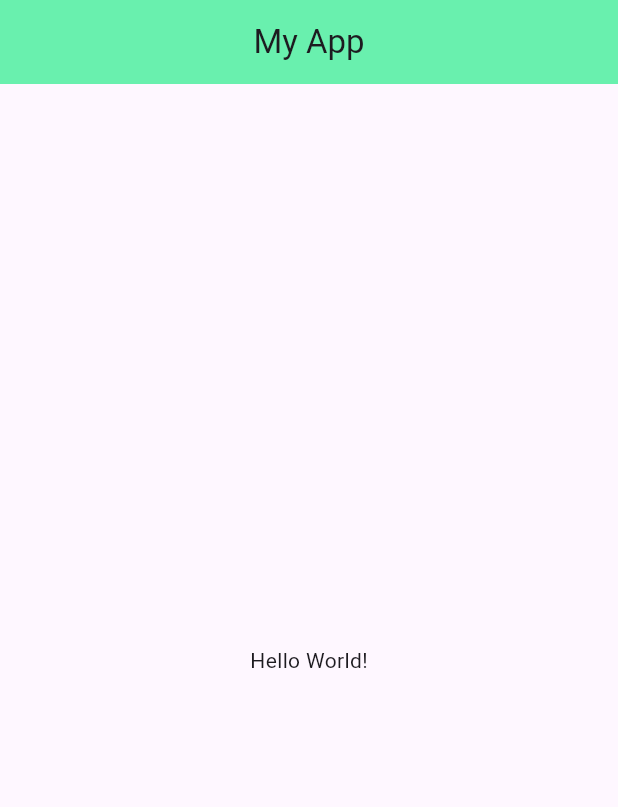
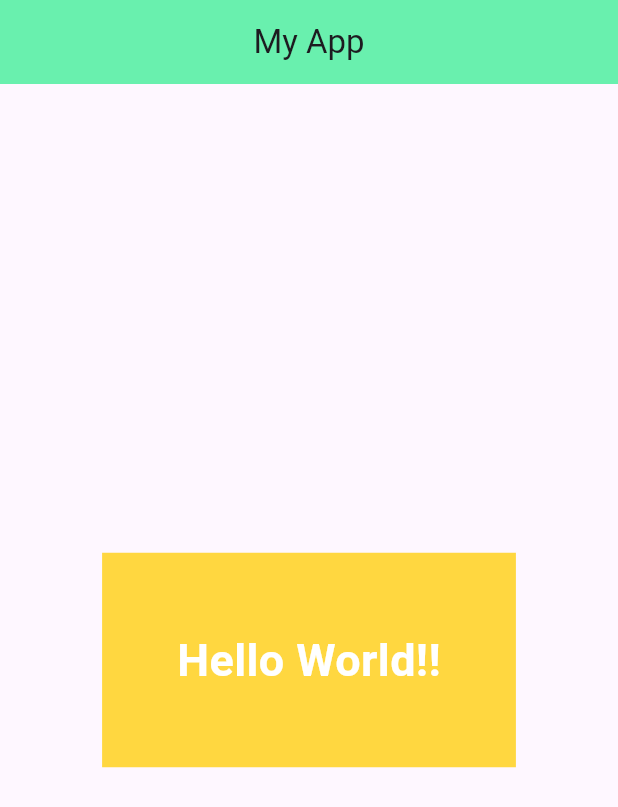
Before and after one commit to SorawitZongkun/learn_flutter_68_1, a Flutter app: the screen it shows after launch, on a phone screen of 412 x 824 dp. Shown: the top 807 px of the screen. Run offline on Flutter 3.47's test engine with Material 3 defaults, Android fonts, the phone set to English and light mode, and no system bars.

Commit message:
Step 3: Container Widget

```diff
--- a/lib/main.dart
+++ b/lib/main.dart
@@ -27,6 +27,20 @@ class Home extends StatelessWidget {
 
   @override
   Widget build(BuildContext context) {
-    return Center(child: Text('Hello World!'));
+    return Center(
+      child: Container(
+        color: Colors.amberAccent,
+        margin: EdgeInsets.symmetric(horizontal: 20, vertical: 10),
+        padding: EdgeInsets.all(50),
+        child: Text(
+          "Hello World!!",
+          style: TextStyle(
+            fontSize: 30,
+            color: Colors.white,
+            fontWeight: FontWeight.bold,
+          ),
+        ),
+      ),
+    );
   }
 }
```
